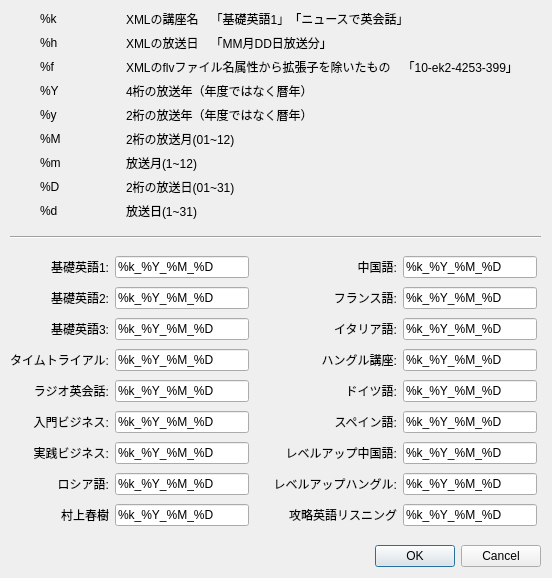
Old version of the form customizedialog.ui in the repository CSReviser/CaptureStream.
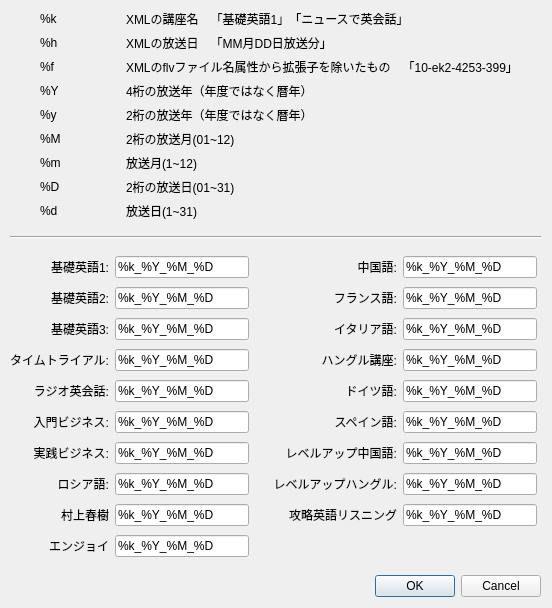
New version of the form.

Commit message: エンジョイ・シンプル・イングリッシュ対応

```diff
--- a/customizedialog.ui
+++ b/customizedialog.ui
@@ -10,19 +10,19 @@
     <x>0</x>
     <y>0</y>
     <width>552</width>
-    <height>578</height>
+    <height>608</height>
    </rect>
   </property>
   <property name="minimumSize">
    <size>
     <width>552</width>
-    <height>578</height>
+    <height>608</height>
    </size>
   </property>
   <property name="maximumSize">
    <size>
     <width>552</width>
-    <height>578</height>
+    <height>608</height>
    </size>
   </property>
   <property name="windowTitle">
@@ -32,7 +32,7 @@
    <property name="geometry">
     <rect>
      <x>200</x>
-     <y>540</y>
+     <y>570</y>
      <width>341</width>
      <height>32</height>
     </rect>
@@ -50,7 +50,7 @@
      <x>10</x>
      <y>253</y>
      <width>527</width>
-     <height>281</height>
+     <height>311</height>
     </rect>
    </property>
    <layout class="QGridLayout" name="gridLayout">
@@ -400,6 +400,29 @@
       </property>
      </widget>
     </item>
+    <item row="9" column="0">
+     <widget class="QLabel" name="label_32">
+      <property name="enabled">
+       <bool>true</bool>
+      </property>
+      <property name="text">
+       <string>エンジョイ</string>
+      </property>
+      <property name="alignment">
+       <set>Qt::AlignRight|Qt::AlignTrailing|Qt::AlignVCenter</set>
+      </property>
+     </widget>
+    </item>
+    <item row="9" column="1">
+     <widget class="QLineEdit" name="lineEdit_19">
+      <property name="enabled">
+       <bool>true</bool>
+      </property>
+      <property name="text">
+       <string>%k_%Y_%M_%D</string>
+      </property>
+     </widget>
+    </item>
    </layout>
   </widget>
   <widget class="QWidget" name="gridLayoutWidget_2">
```
Left out of the diff: 114 changed lines with no effect on the pictures. The commit also changes 6 other files.
